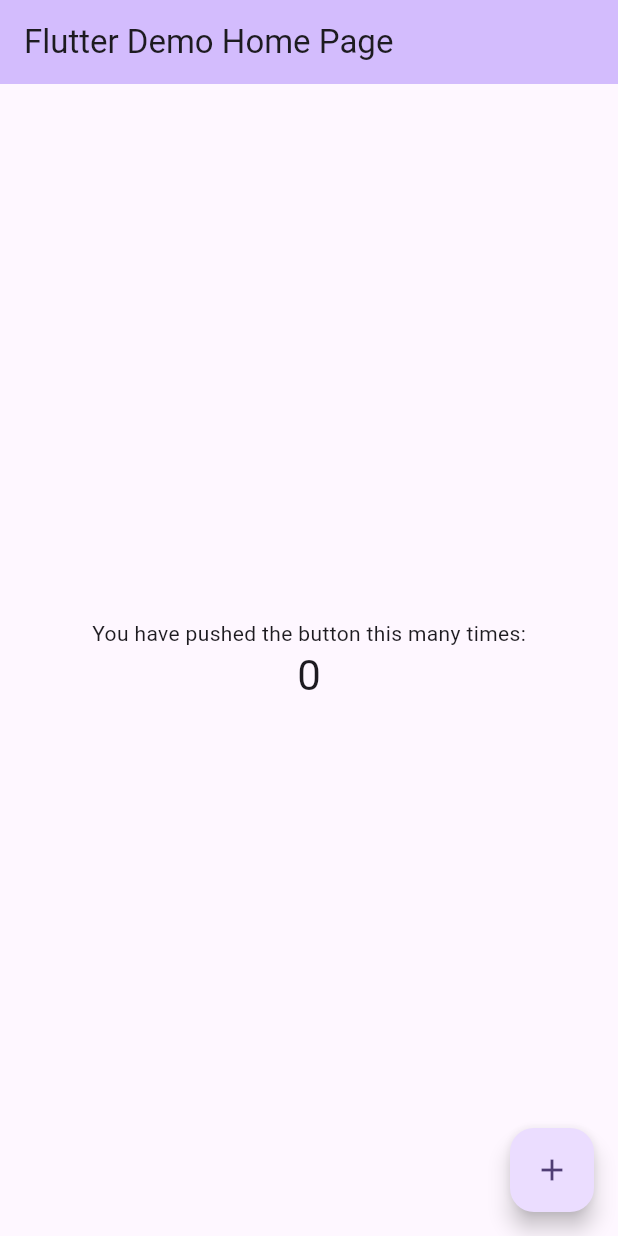
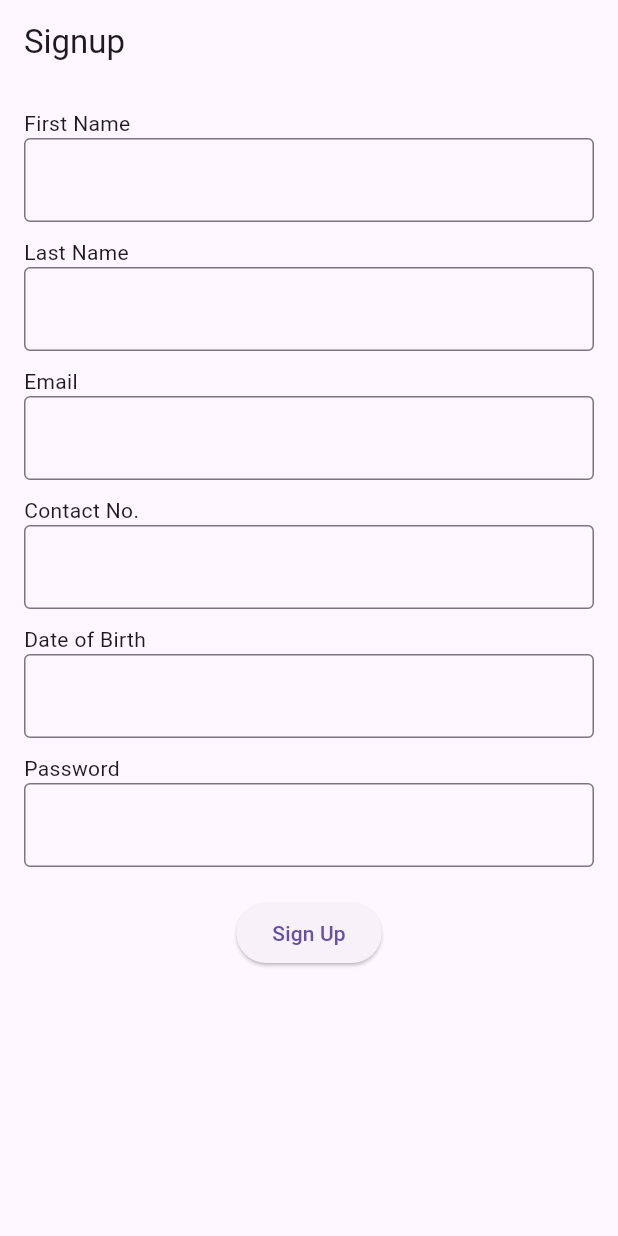
Before and after one commit to anguyen221/signup_form, a Flutter app: the screen it shows after launch, on a phone screen of 412 x 824 dp. Run offline on Flutter 3.47's test engine with Material 3 defaults, Android fonts, the phone set to English and light mode, and no system bars.

Commit message:
Basic user interface

```diff
--- a/lib/main.dart
+++ b/lib/main.dart
@@ -1,4 +1,5 @@
 import 'package:flutter/material.dart';
+import 'signup_page.dart';
 
 void main() {
   runApp(const MyApp());
@@ -7,119 +8,12 @@ void main() {
 class MyApp extends StatelessWidget {
   const MyApp({super.key});
 
-  // This widget is the root of your application.
   @override
   Widget build(BuildContext context) {
     return MaterialApp(
-      title: 'Flutter Demo',
-      theme: ThemeData(
-        // This is the theme of your application.
-        //
-        // TRY THIS: Try running your application with "flutter run". You'll see
-        // the application has a purple toolbar. Then, without quitting the app,
-        // try changing the seedColor in the colorScheme below to Colors.green
-        // and then invoke "hot reload" (save your changes or press the "hot
-        // reload" button in a Flutter-supported IDE, or press "r" if you used
-        // the command line to start the app).
-        //
-        // Notice that the counter didn't reset back to zero; the application
-        // state is not lost during the reload. To reset the state, use hot
-        // restart instead.
-        //
-        // This works for code too, not just values: Most code changes can be
-        // tested with just a hot reload.
-        colorScheme: ColorScheme.fromSeed(seedColor: Colors.deepPurple),
-        useMaterial3: true,
-      ),
-      home: const MyHomePage(title: 'Flutter Demo Home Page'),
+      title: 'Signup Form',
+      theme: ThemeData(primarySwatch: Colors.blue),
+      home: const SignupPage(),
     );
   }
 }
-
-class MyHomePage extends StatefulWidget {
-  const MyHomePage({super.key, required this.title});
-
-  // This widget is the home page of your application. It is stateful, meaning
-  // that it has a State object (defined below) that contains fields that affect
-  // how it looks.
-
-  // This class is the configuration for the state. It holds the values (in this
-  // case the title) provided by the parent (in this case the App widget) and
-  // used by the build method of the State. Fields in a Widget subclass are
-  // always marked "final".
-
-  final String title;
-
-  @override
-  State<MyHomePage> createState() => _MyHomePageState();
-}
-
-class _MyHomePageState extends State<MyHomePage> {
-  int _counter = 0;
-
-  void _incrementCounter() {
-    setState(() {
-      // This call to setState tells the Flutter framework that something has
-      // changed in this State, which causes it to rerun the build method below
-      // so that the display can reflect the updated values. If we changed
-      // _counter without calling setState(), then the build method would not be
-      // called again, and so nothing would appear to happen.
-      _counter++;
-    });
-  }
-
-  @override
-  Widget build(BuildContext context) {
-    // This method is rerun every time setState is called, for instance as done
-    // by the _incrementCounter method above.
-    //
-    // The Flutter framework has been optimized to make rerunning build methods
-    // fast, so that you can just rebuild anything that needs updating rather
-    // than having to individually change instances of widgets.
-    return Scaffold(
-      appBar: AppBar(
-        // TRY THIS: Try changing the color here to a specific color (to
-        // Colors.amber, perhaps?) and trigger a hot reload to see the AppBar
-        // change color while the other colors stay the same.
-        backgroundColor: Theme.of(context).colorScheme.inversePrimary,
-        // Here we take the value from the MyHomePage object that was created by
-        // the App.build method, and use it to set our appbar title.
-        title: Text(widget.title),
-      ),
-      body: Center(
-        // Center is a layout widget. It takes a single child and positions it
-        // in the middle of the parent.
-        child: Column(
-          // Column is also a layout widget. It takes a list of children and
-          // arranges them vertically. By default, it sizes itself to fit its
-          // children horizontally, and tries to be as tall as its parent.
-          //
-          // Column has various properties to control how it sizes itself and
-          // how it positions its children. Here we use mainAxisAlignment to
-          // center the children vertically; the main axis here is the vertical
-          // axis because Columns are vertical (the cross axis would be
-          // horizontal).
-          //
-          // TRY THIS: Invoke "debug painting" (choose the "Toggle Debug Paint"
-          // action in the IDE, or press "p" in the console), to see the
-          // wireframe for each widget.
-          mainAxisAlignment: MainAxisAlignment.center,
-          children: <Widget>[
-            const Text(
-              'You have pushed the button this many times:',
-            ),
-            Text(
-              '$_counter',
-              style: Theme.of(context).textTheme.headlineMedium,
-            ),
-          ],
-        ),
-      ),
-      floatingActionButton: FloatingActionButton(
-        onPressed: _incrementCounter,
-        tooltip: 'Increment',
-        child: const Icon(Icons.add),
-      ), // This trailing comma makes auto-formatting nicer for build methods.
-    );
-  }
-}
--- /dev/null
+++ b/lib/signup_page.dart
@@ -0,0 +1,62 @@
+import 'package:flutter/material.dart';
+
+class SignupPage extends StatelessWidget {
+  const SignupPage({super.key});
+
+  @override
+  Widget build(BuildContext context) {
+    return Scaffold(
+      appBar: AppBar(title: const Text('Signup')),
+      body: Padding(
+        padding: const EdgeInsets.all(16.0),
+        child: Column(
+          crossAxisAlignment: CrossAxisAlignment.start,
+          children: [
+            const Text('First Name'),
+            TextFormField(decoration: const InputDecoration(border: OutlineInputBorder())),
+            const SizedBox(height: 10),
+
+            const Text('Last Name'),
+            TextFormField(decoration: const InputDecoration(border: OutlineInputBorder())),
+            const SizedBox(height: 10),
+
+            const Text('Email'),
+            TextFormField(
+              decoration: const InputDecoration(border: OutlineInputBorder()),
+              keyboardType: TextInputType.emailAddress,
+            ),
+            const SizedBox(height: 10),
+
+            const Text('Contact No.'),
+            TextFormField(
+              decoration: const InputDecoration(border: OutlineInputBorder()),
+              keyboardType: TextInputType.phone,
+            ),
+            const SizedBox(height: 10),
+
+            const Text('Date of Birth'),
+            TextFormField(
+              decoration: const InputDecoration(border: OutlineInputBorder()),
+              keyboardType: TextInputType.datetime,
+            ),
+            const SizedBox(height: 10),
+
+            const Text('Password'),
+            TextFormField(
+              decoration: const InputDecoration(border: OutlineInputBorder()),
+              obscureText: true,
+            ),
+            const SizedBox(height: 20),
+
+            Center(
+              child: ElevatedButton(
+                onPressed: () {},
+                child: const Text('Sign Up'),
+              ),
+            ),
+          ],
+        ),
+      ),
+    );
+  }
+}
```
